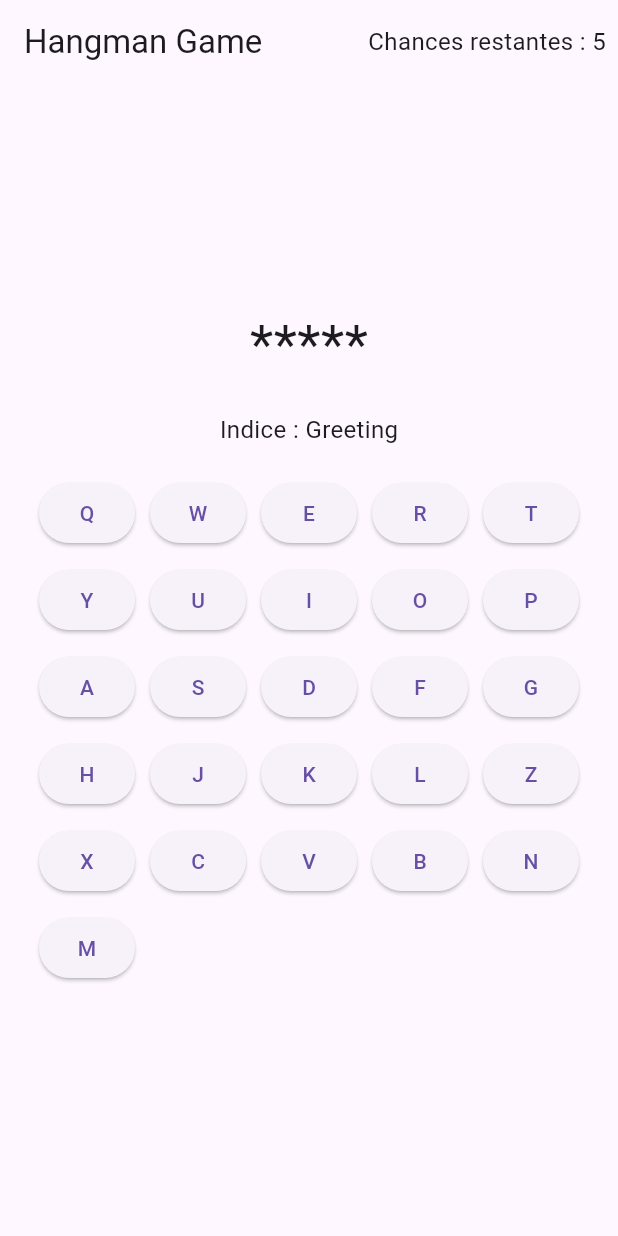
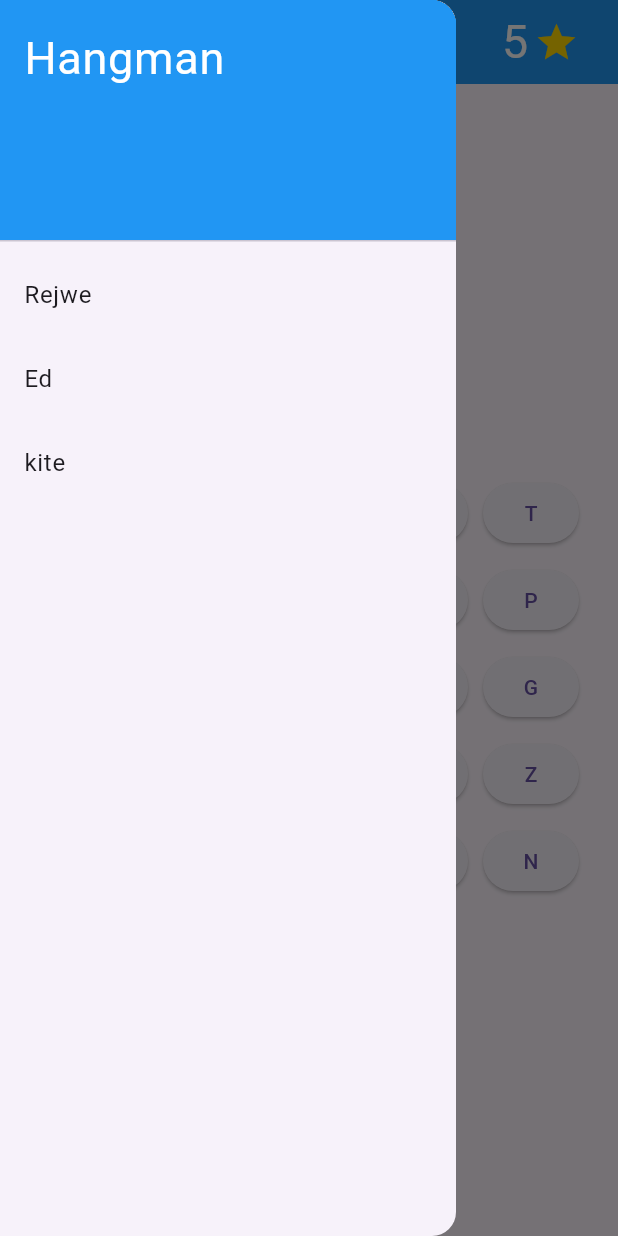
Before and after one commit to Py0095/mo_kache, a Flutter app: the screen it shows after launch, with the side drawer open (before the commit the screen has no drawer), on a phone screen of 412 x 824 dp. Run offline on Flutter 3.47's test engine with Material 3 defaults, Android fonts, the phone set to English and light mode, and no system bars.

Commit message:
commit membre groupe

```diff
--- a/lib/main.dart
+++ b/lib/main.dart
@@ -24,9 +24,32 @@ class HangmanGame extends StatefulWidget {
 
 class _HangmanGameState extends State<HangmanGame> {
   final List<String> qwertyKeyboardCharacters = [
-    'Q', 'W', 'E', 'R', 'T', 'Y', 'U', 'I', 'O', 'P',
-    'A', 'S', 'D', 'F', 'G', 'H', 'J', 'K', 'L',
-    'Z', 'X', 'C', 'V', 'B', 'N', 'M'
+    'Q',
+    'W',
+    'E',
+    'R',
+    'T',
+    'Y',
+    'U',
+    'I',
+    'O',
+    'P',
+    'A',
+    'S',
+    'D',
+    'F',
+    'G',
+    'H',
+    'J',
+    'K',
+    'L',
+    'Z',
+    'X',
+    'C',
+    'V',
+    'B',
+    'N',
+    'M'
   ];
   final List<Map<String, String>> words = [
     {'HELLO': 'Greeting'},
@@ -49,7 +72,8 @@ class _HangmanGameState extends State<HangmanGame> {
   }
 
   void selectRandomWord() {
-    final Map<String, String> selectedWord = words[_random.nextInt(words.length)];
+    final Map<String, String> selectedWord =
+        words[_random.nextInt(words.length)];
     hiddenWord = selectedWord.keys.first;
     displayedWord = '*' * hiddenWord.length;
     wordHint = selectedWord.values.first;
@@ -60,19 +84,24 @@ class _HangmanGameState extends State<HangmanGame> {
       Navigator.pushReplacement(
         context,
         MaterialPageRoute(
-        builder: (context) => SecondeHome(victory: false),
+          builder: (context) => SecondeHome(
+            victory: false,
+            onResetGame: resetGame, // Passer resetGame ici
+          ),
         ),
       );
     } else if (displayedWord == hiddenWord) {
       Navigator.pushReplacement(
         context,
         MaterialPageRoute(
-        builder: (context) => SecondeHome(victory: true),
+          builder: (context) => SecondeHome(
+            victory: true,
+            onResetGame: resetGame, // Passer resetGame ici
+          ),
         ),
       );
     }
   }
-
 
   void checkLetter(String letter) {
     setState(() {
@@ -93,30 +122,104 @@ class _HangmanGameState extends State<HangmanGame> {
   }
 
   void resetGame() {
+    if (mounted) {
       setState(() {
         chancesLeft = 5;
         gameOver = false;
         selectRandomWord();
       });
     }
-
-
-
+  }
 
   @override
   Widget build(BuildContext context) {
     return Scaffold(
       appBar: AppBar(
-        title: Text('Hangman Game'),
-        actions: [
-          Padding(
-            padding: EdgeInsets.all(8.0),
-            child: Text(
-              'Chances restantes : $chancesLeft',
-              style: TextStyle(fontSize: 16),
+        backgroundColor: Colors.blue,
+        title: Row(
+          mainAxisAlignment: MainAxisAlignment.spaceBetween,
+          children: [
+            Text(
+              'Hangman',
+              style: const TextStyle(
+                color: Colors.white,
+                fontSize: 30,
               ),
             ),
+            Row(
+              children: [
+                Text(
+                  '$chancesLeft',
+                  style: TextStyle(
+                    color: Colors.white,
+                    fontSize: 31,
+                  ),
+                ),
+                SizedBox(width: 4.0),
+                Icon(
+                  Icons.star,
+                  color: Color(0xFFFFD700),
+                  size: 30,
+                ),
+                SizedBox(width: 10.0),
               ],
+            ),
+          ],
+        ),
+      ),
+      drawer: Drawer(
+        child: ListView(
+          padding: EdgeInsets.zero,
+          children: <Widget>[
+            DrawerHeader(
+              child: Text(
+                'Hangman',
+                style: TextStyle(
+                  color: Colors.white,
+                  fontSize: 30,
+                ),
+              ),
+              decoration: BoxDecoration(
+                color: Colors.blue,
+              ),
+            ),
+            ListTile(
+                title: Text("Rejwe"),
+                onTap: () {
+                  // Navigator.pop(context);
+                  Navigator.pushReplacement(
+                    context,
+                    MaterialPageRoute(
+                      builder: (context) =>
+                          HangmanGame(), // Relancer votre écran principal
+                    ),
+                  );
+
+                  print('Rejwe');
+                  // Navigator.pop(context);
+                }),
+            ListTile(
+                title: Text("Ed"),
+                onTap: () {
+
+                  Navigator.pushReplacement(
+                    context,
+                    MaterialPageRoute(
+                      builder: (context) =>
+                          HelpPage(), // Relancer votre écran principal
+                    ),
+                  );
+                  print('Ed');
+                  // Navigator.pop(context);
+                }),
+            ListTile(
+                title: Text("kite"),
+                onTap: () {
+                  print('kite');
+                  Navigator.pop(context);
+                }),
+          ],
+        ),
       ),
       body: Center(
         child: Column(
@@ -152,37 +255,73 @@ class _HangmanGameState extends State<HangmanGame> {
 
 class SecondeHome extends StatelessWidget {
   final bool victory;
-  // final VoidCallback gameState;
+  final VoidCallback onResetGame;
 
-  SecondeHome({required this.victory});
+  SecondeHome({required this.victory, required this.onResetGame});
 
   @override
   Widget build(BuildContext context) {
     return Scaffold(
-      appBar: AppBar(
-        title: Text('Game Over'),
-      ),
       body: Center(
           child: Column(
         mainAxisAlignment: MainAxisAlignment.center,
         children: [
           Text(
-              victory ? 'Vous avez gagné!' : 'Vous avez perdu!',
+            victory ? 'Ou gnyn!' : 'Ou pedi',
             style: TextStyle(fontSize: 24, fontWeight: FontWeight.bold),
           ),
           SizedBox(height: 20),
+          Row(
+            mainAxisAlignment: MainAxisAlignment.center,
+            children: [
               ElevatedButton(
                 onPressed: () {
-                // gameState(); // Appelez resetGame() ici
-                Navigator.pop(context); // Retour à la route précédente
+                  onResetGame();
+                  Navigator.pushReplacement(
+                    context,
+                    MaterialPageRoute(
+                      builder: (context) =>
+                          HangmanGame(),
+                    ),
+                  );
                 },
                 child: Text('Rejwe'),
               ),
               ElevatedButton(
                 onPressed: () {
-                SystemNavigator.pop();
+                  // exit(0);
+                  Navigator.pop(context);
                 },
                 child: Text('Kite'),
+              ),
+            ],
+          )
+        ],
+      )),
+    );
+  }
+}
+
+
+class HelpPage extends StatelessWidget {
+  @override
+  Widget build(BuildContext context) {
+    return Scaffold(
+      body: Center(
+        child: Column(
+          mainAxisAlignment: MainAxisAlignment.center,
+          crossAxisAlignment: CrossAxisAlignment.center,
+          children: [
+            Text(
+              'Epiyayyyy ou pansew tap vin bon sou nou la ',
+              style: TextStyle(fontSize: 20),
+            ),
+            ElevatedButton(
+              onPressed: () {
+                Navigator.pop(context);
+
+              },
+              child: Text('Retounen'),
             ),
           ],
         ),
@@ -190,293 +329,3 @@ class SecondeHome extends StatelessWidget {
     );
   }
 }
-
-
-
-
-
-
-
-
-
-
-
-
-
-
-
-
-
-
-
-
-
-
-
-
-
-// import 'dart:math';
-
-// import 'package:flutter/cupertino.dart';
-// import 'package:flutter/material.dart';
-// import 'package:flutter/widgets.dart';
-
-// void main() {
-//   runApp(MyApp());
-// }
-
-// class MyApp extends StatelessWidget {
-//   const MyApp({super.key});
-
-//   @override
-//   Widget build(BuildContext context) {
-//     return MaterialApp(
-//       debugShowCheckedModeBanner: false,
-//       title: 'Hangman',
-//       theme:
-//           ThemeData(colorScheme: ColorScheme.fromSeed(seedColor: Colors.blue)),
-//       home: const MyHomePage(title: 'Hangman'),
-//     );
-//   }
-// }
-
-
-
-// class MyHomePage extends StatefulWidget {
-//   final String title;
-
-//   const MyHomePage({Key? key, required this.title}) : super(key: key);
-
-//   @override
-//   State<MyHomePage> createState() => _MyHomepageState();
-// }
-
-// class _MyHomepageState extends State<MyHomePage> {
-//   int score = 5;
-
-
-// Map<String, String> hidenWord = {
-//     'Li se Kapital Ayiti': 'Potoprens',
-//     'yo konsiderel kom pi gwo lkol infomatik': 'ESIH',
-//     'Li se ban repiblik Ayiti': 'BRH',
-//     'Li se bank nasyonl Kredi': 'BNC',
-//   };
-
-//   final Random random = Random();
-//   String kleChwazi = hidenWord.keys.elementAt(random.nextInt(hidenWord.length));
-
-
-//   void decrementScore() {
-//     setState(() {
-//       score = score--;
-//     });
-//   }
-
-//   @override
-//   Widget build(BuildContext context) {
-//     return Scaffold(
-//       appBar: AppBar(
-//         backgroundColor: Colors.blue,
-//         title: Row(
-//           mainAxisAlignment: MainAxisAlignment.spaceBetween,
-//           children: [
-//             Text(
-//               widget.title,
-//               style: const TextStyle(
-//                 color: Colors.white,
-//                 fontSize: 30,
-//               ),
-//             ),
-//             Row(
-//               children: [
-//                 Text(
-//                   '$score',
-//                   style: TextStyle(
-//                     color: Colors.white,
-//                     fontSize: 31,
-//                   ),
-//                 ),
-//                 SizedBox(width: 4.0),
-//                 Icon(
-//                   Icons.star,
-//                   color: Color(0xFFFFD700),
-//                   size: 30,
-//                 ),
-//                 SizedBox(width: 10.0),
-//               ],
-//             ),
-//           ],
-//         ),
-//       ),
-//       drawer: Drawer(
-//         child: ListView(
-//           padding: EdgeInsets.zero,
-//           children: <Widget>[
-//             DrawerHeader(
-//               child: Text(
-//                 'Hangman',
-//                 style: TextStyle(
-//                   color: Colors.white,
-//                   fontSize: 30,
-//                 ),
-//               ),
-//               decoration: BoxDecoration(
-//                 color: Colors.blue,
-//               ),
-//             ),
-//             ListTile(
-//                 title: Text("Rejwe"),
-//                 onTap: () {
-//                   print('Rejwe');
-//                   Navigator.pop(context);
-//                 }),
-//             ListTile(
-//                 title: Text("Ed"),
-//                 onTap: () {
-//                   print('Ed');
-//                   Navigator.pop(context);
-//                 }),
-//             ListTile(
-//                 title: Text("kite"),
-//                 onTap: () {
-//                   print('kite');
-//                   Navigator.pop(context);
-//                 }),
-//           ],
-//         ),
-//       ),
-//       body: Column(
-//         mainAxisAlignment: MainAxisAlignment.center,
-//         children: [
-//           Padding(
-//               padding: EdgeInsets.only(
-//                   top:
-//                       MediaQuery.of(context).padding.top + kToolbarHeight + 5)),
-//           Text(
-//             '*************',
-//             style: TextStyle(
-//               fontSize: 60,
-//             ),
-//           ),
-//           Row(
-//             mainAxisAlignment: MainAxisAlignment.center,
-//             children: [
-//               Text(
-//                 'sa se text par defaut a',
-//                 style: TextStyle(
-//                   fontSize: 20,
-//                 ),
-//               ),
-//             ],
-//           ),
-//           SizedBox(height: 2),
-//           Expanded(
-//             child: Align(
-//               alignment: Alignment.bottomCenter,
-//               child: Container(
-//                 color: Colors.grey[300],
-//                 child: MyVirtualKeyboard(),
-//               ),
-//             ),
-//           ),
-//         ],
-//       ),
-//     );
-//   }
-// }
-
-// class MyVirtualKeyboard extends StatelessWidget {
-//   final List<String> keyboardCharacters = [
-//     'q',
-//     'w',
-//     'e',
-//     'r',
-//     't',
-//     'y',
-//     'u',
-//     'i',
-//     'o',
-//     'p',
-//     'a',
-//     's',
-//     'd',
-//     'f',
-//     'g',
-//     'h',
-//     'j',
-//     'k',
-//     'l',
-//     'z',
-//     'x',
-//     'c',
-//     'v',
-//     'b',
-//     'n',
-//     'm',
-//     '<-)'
-//   ];
-
-//   @override
-//   Widget build(BuildContext context) {
-//     return GridView.builder(
-//       gridDelegate: SliverGridDelegateWithFixedCrossAxisCount(
-//         crossAxisCount: 9,
-//         mainAxisSpacing: 1.0,
-//         crossAxisSpacing: 1.0,
-//       ),
-//       itemCount: keyboardCharacters.length,
-//       itemBuilder: (context, index) {
-//         return ElevatedButton(
-//           onPressed: () {
-//             print(keyboardCharacters[index]);
-//           },
-//           child: Text(
-//             keyboardCharacters[index],
-//             style: TextStyle(fontSize: 18),
-//           ),
-//         );
-//       },
-//     );
-//   }
-// }
-
-// class SecondeHome extends StatelessWidget {
-//   const SecondeHome({super.key});
-
-//   @override
-//   Widget build(BuildContext context) {
-//     return Scaffold(
-//       body: Center(
-//           child: Column(
-//         mainAxisAlignment: MainAxisAlignment.center,
-//         children: [
-//           Text(
-//             'Genyen/Pedi',
-//             style: TextStyle(
-//               fontSize: 20.0,
-//               color: Colors.black,
-//             ),
-//           ),
-//           SizedBox(height: 20),
-//           Row(
-//             mainAxisAlignment: MainAxisAlignment.center,
-//             children: [
-//               ElevatedButton(
-//                 onPressed: () {
-//                   print('Rejwe');
-//                 },
-//                 child: Text('Rejwe'),
-//               ),
-//               ElevatedButton(
-//                 onPressed: () {
-//                   print('Kite');
-//                 },
-//                 child: Text('Kite'),
-//               ),
-//             ],
-//           )
-//         ],
-//       )),
-//     );
-//   }
-// }
```
Also changed, not shown: 1 other file. Lines whose indentation alone changed are shown as unchanged.
